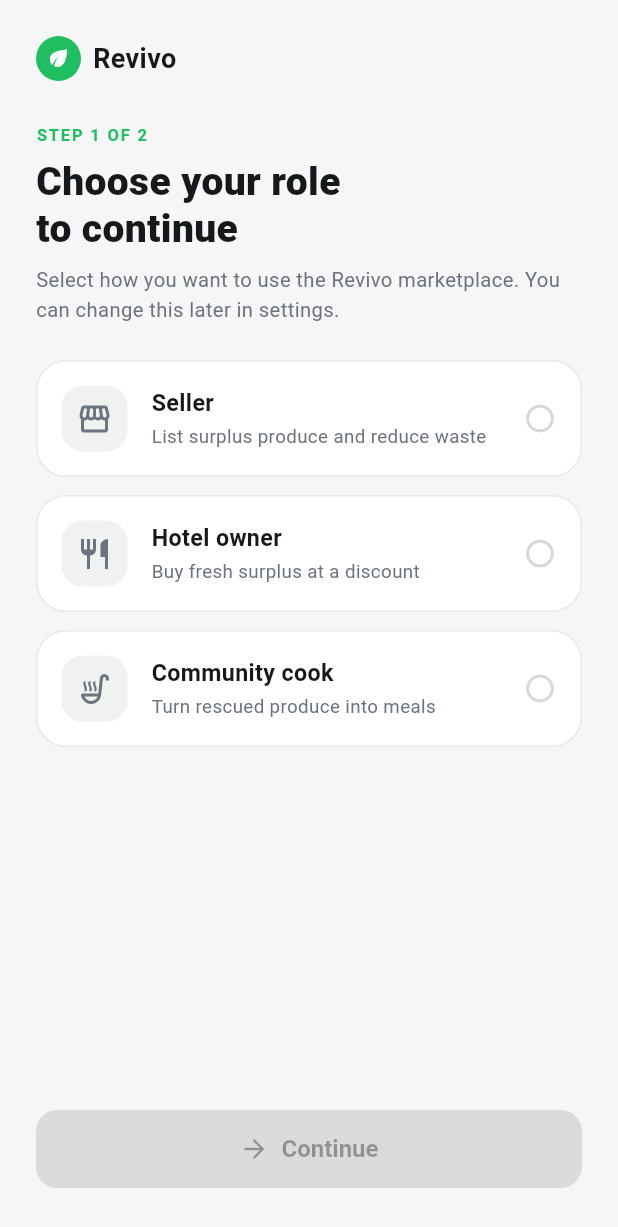
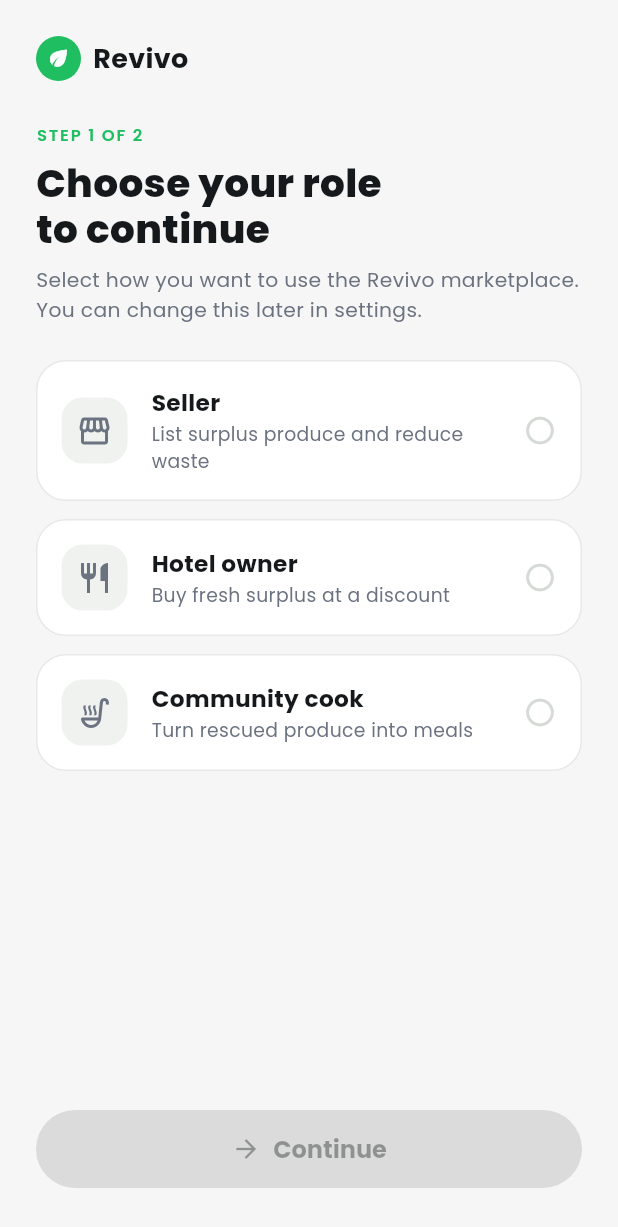
Before and after one commit to smriti51818/Revivo, a Flutter app: the screen it shows after launch, on a phone screen of 412 x 824 dp. Shown: the top 1227 px of the screen. Run offline on Flutter 3.47's test engine with Material 3 defaults, Android fonts, the phone set to English and light mode, and no system bars; our stand-ins replace flutter_riverpod, go_router, google_fonts, image_picker.

Commit message:
feat(ui): Poppins type, curvy soft-shadow cards, pill CTAs, floating nav
A theme-level polish pass that lifts every screen at once toward the rounded,
neat grocery-app reference — without touching screen layouts:

- Poppins app-wide (google_fonts) — the friendly, rounded grocery face
- Cards float on a soft diffuse shadow instead of a hairline border
  (AppShadows.card); tinted cards keep their subtle border
- Pill primary CTAs (StadiumBorder), rounded filled/outlined buttons + inputs
  (AppRadius.button = 16), floating snackbars
- Bottom nav bar floats: rounded top corners, soft top shadow, pill indicator,
  Poppins labels
- Smooth fade-through + slight-rise page transitions on push (all platforms)
- New tokens: AppRadius.xl/button, AppShadows.card/lifted

flutter analyze clean, 21 tests green.

```diff
--- a/app/lib/core/theme/app_theme.dart
+++ b/app/lib/core/theme/app_theme.dart
@@ -1,9 +1,12 @@
 import 'package:flutter/material.dart';
+import 'package:google_fonts/google_fonts.dart';
 
 import 'app_colors.dart';
 import 'app_spacing.dart';
 
-/// The Revivo Material 3 theme, built on the design tokens.
+/// The Revivo Material 3 theme, built on the design tokens. Type is Poppins —
+/// the rounded, friendly grocery-app face — with soft-shadow surfaces and pill
+/// CTAs for a polished, hand-designed feel.
 abstract class AppTheme {
   static ThemeData get light {
     final scheme = ColorScheme.fromSeed(
@@ -21,21 +24,28 @@ abstract class AppTheme {
       useMaterial3: true,
       colorScheme: scheme,
       scaffoldBackgroundColor: AppColors.background,
-      splashFactory: InkRipple.splashFactory,
+      splashFactory: InkSparkle.splashFactory,
+      // Smooth, consistent page transitions on every platform.
+      pageTransitionsTheme: const PageTransitionsTheme(
+        builders: {
+          TargetPlatform.android: _SmoothTransitionBuilder(),
+          TargetPlatform.iOS: _SmoothTransitionBuilder(),
+        },
+      ),
     );
 
     return base.copyWith(
       textTheme: _textTheme(base.textTheme),
-      appBarTheme: const AppBarTheme(
+      appBarTheme: AppBarTheme(
         backgroundColor: AppColors.surface,
         foregroundColor: AppColors.textPrimary,
         elevation: 0,
         scrolledUnderElevation: 0.5,
         centerTitle: true,
-        titleTextStyle: TextStyle(
+        titleTextStyle: GoogleFonts.poppins(
           color: AppColors.textPrimary,
           fontSize: 17,
-          fontWeight: FontWeight.w600,
+          fontWeight: FontWeight.w700,
         ),
       ),
       elevatedButtonTheme: ElevatedButtonThemeData(
@@ -44,10 +54,18 @@ abstract class AppTheme {
           foregroundColor: AppColors.onPrimary,
           elevation: 0,
           minimumSize: const Size.fromHeight(52),
+          shape: const StadiumBorder(),
+          textStyle: GoogleFonts.poppins(
+              fontSize: 16, fontWeight: FontWeight.w700),
+        ),
+      ),
+      filledButtonTheme: FilledButtonThemeData(
+        style: FilledButton.styleFrom(
           shape: RoundedRectangleBorder(
-            borderRadius: BorderRadius.circular(AppRadius.md),
+            borderRadius: BorderRadius.circular(AppRadius.button),
           ),
-          textStyle: const TextStyle(fontSize: 16, fontWeight: FontWeight.w600),
+          textStyle: GoogleFonts.poppins(
+              fontSize: 15, fontWeight: FontWeight.w700),
         ),
       ),
       outlinedButtonTheme: OutlinedButtonThemeData(
@@ -56,9 +74,10 @@ abstract class AppTheme {
           minimumSize: const Size.fromHeight(52),
           side: const BorderSide(color: AppColors.border),
           shape: RoundedRectangleBorder(
-            borderRadius: BorderRadius.circular(AppRadius.md),
+            borderRadius: BorderRadius.circular(AppRadius.button),
           ),
-          textStyle: const TextStyle(fontSize: 16, fontWeight: FontWeight.w600),
+          textStyle: GoogleFonts.poppins(
+              fontSize: 15, fontWeight: FontWeight.w600),
         ),
       ),
       inputDecorationTheme: InputDecorationTheme(
@@ -68,7 +87,7 @@ abstract class AppTheme {
           horizontal: AppSpacing.lg,
           vertical: AppSpacing.lg,
         ),
-        hintStyle: const TextStyle(color: AppColors.textMuted),
+        hintStyle: GoogleFonts.poppins(color: AppColors.textMuted),
         border: _inputBorder(AppColors.border),
         enabledBorder: _inputBorder(AppColors.border),
         focusedBorder: _inputBorder(AppColors.primary, width: 1.5),
@@ -80,33 +99,44 @@ abstract class AppTheme {
         thickness: 1,
         space: 1,
       ),
+      snackBarTheme: SnackBarThemeData(
+        behavior: SnackBarBehavior.floating,
+        backgroundColor: AppColors.textPrimary,
+        contentTextStyle: GoogleFonts.poppins(
+            color: Colors.white, fontWeight: FontWeight.w600, fontSize: 13),
+        shape: RoundedRectangleBorder(
+          borderRadius: BorderRadius.circular(AppRadius.button),
+        ),
+      ),
     );
   }
 
   static OutlineInputBorder _inputBorder(Color color, {double width = 1}) {
     return OutlineInputBorder(
-      borderRadius: BorderRadius.circular(AppRadius.md),
+      borderRadius: BorderRadius.circular(AppRadius.button),
       borderSide: BorderSide(color: color, width: width),
     );
   }
 
   static TextTheme _textTheme(TextTheme base) {
-    return base
+    // Poppins everywhere; keep the app's weight + colour hierarchy.
+    final poppins = GoogleFonts.poppinsTextTheme(base);
+    return poppins
         .copyWith(
-          headlineSmall: base.headlineSmall?.copyWith(
+          headlineSmall: poppins.headlineSmall?.copyWith(
+            fontWeight: FontWeight.w800,
+            color: AppColors.textPrimary,
+          ),
+          titleLarge: poppins.titleLarge?.copyWith(
+            fontWeight: FontWeight.w800,
+            color: AppColors.textPrimary,
+          ),
+          titleMedium: poppins.titleMedium?.copyWith(
             fontWeight: FontWeight.w700,
             color: AppColors.textPrimary,
           ),
-          titleLarge: base.titleLarge?.copyWith(
-            fontWeight: FontWeight.w700,
-            color: AppColors.textPrimary,
-          ),
-          titleMedium: base.titleMedium?.copyWith(
-            fontWeight: FontWeight.w600,
-            color: AppColors.textPrimary,
-          ),
-          bodyMedium: base.bodyMedium?.copyWith(color: AppColors.textPrimary),
-          bodySmall: base.bodySmall?.copyWith(color: AppColors.textSecondary),
+          bodyMedium: poppins.bodyMedium?.copyWith(color: AppColors.textPrimary),
+          bodySmall: poppins.bodySmall?.copyWith(color: AppColors.textSecondary),
         )
         .apply(
           bodyColor: AppColors.textPrimary,
@@ -114,3 +144,34 @@ abstract class AppTheme {
         );
   }
 }
+
+/// A gentle fade-through + slight upward slide for page pushes — softer than the
+/// default platform slide, so navigation feels smooth rather than abrupt.
+class _SmoothTransitionBuilder extends PageTransitionsBuilder {
+  const _SmoothTransitionBuilder();
+
+  @override
+  Widget buildTransitions<T>(
+    PageRoute<T> route,
+    BuildContext context,
+    Animation<double> animation,
+    Animation<double> secondaryAnimation,
+    Widget child,
+  ) {
+    final curved = CurvedAnimation(
+      parent: animation,
+      curve: Curves.easeOutCubic,
+      reverseCurve: Curves.easeInCubic,
+    );
+    return FadeTransition(
+      opacity: curved,
+      child: SlideTransition(
+        position: Tween<Offset>(
+          begin: const Offset(0, 0.03),
+          end: Offset.zero,
+        ).animate(curved),
+        child: child,
+      ),
+    );
+  }
+}
--- a/app/pubspec.yaml
+++ b/app/pubspec.yaml
@@ -27,6 +27,9 @@ dependencies:
   intl: ^0.19.0
   url_launcher: ^6.3.1
 
+  # Typography — rounded, friendly grocery-app type
+  google_fonts: ^6.2.1
+
 dev_dependencies:
   flutter_test:
     sdk: flutter
```
Also changed, not shown: app/lib/core/theme/app_spacing.dart (+36 -0 lines), app/lib/core/widgets/app_card.dart (+15 -6 lines), app/lib/core/widgets/scaffold_with_nav_bar.dart (+42 -3 lines), app/pubspec.lock.
